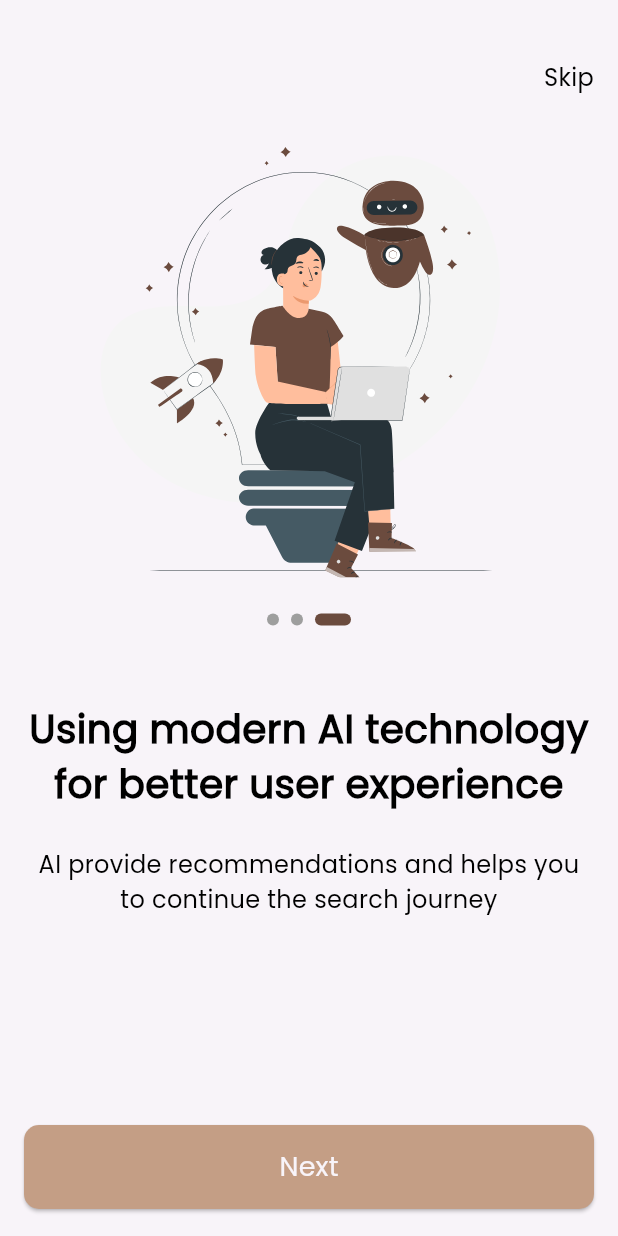
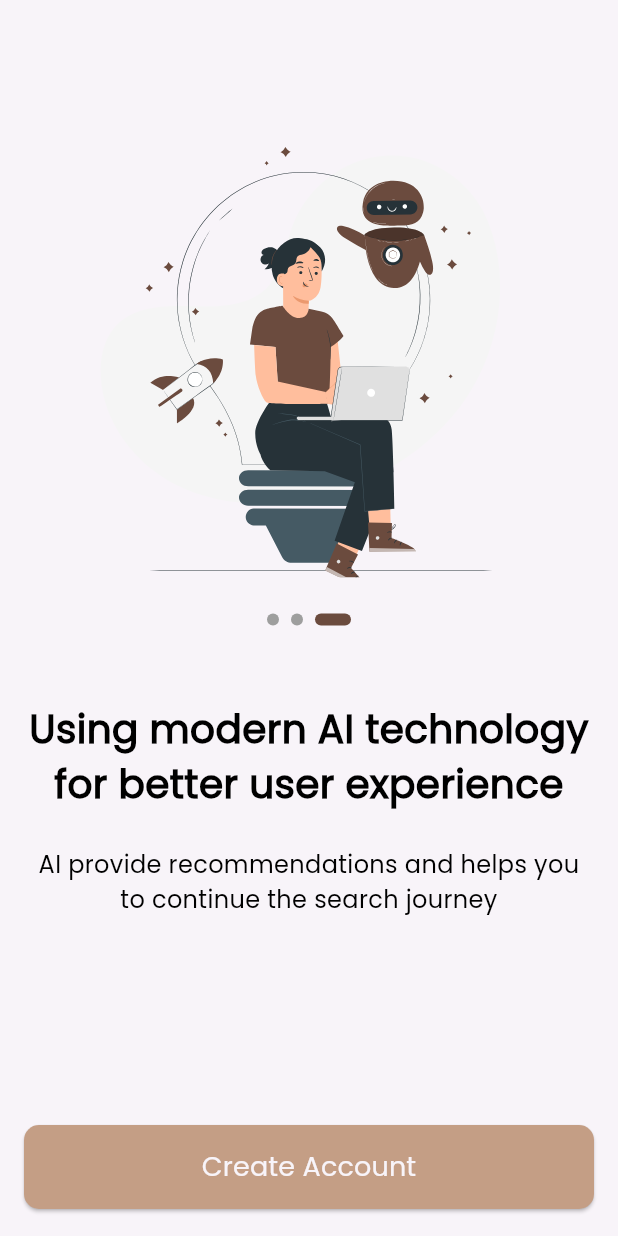
Before and after one commit to AhmedOmran22/Dalel_App, a Flutter app: the screen it shows after launch, swiped to page 3, on a phone screen of 412 x 824 dp. Run offline on Flutter 3.47's test engine with Material 3 defaults, Android fonts, the phone set to English and light mode, and no system bars; drawn by our look-alikes of smooth_page_indicator; our stand-ins replace flutter_svg, go_router.

Commit message:
on boarding view done

```diff
--- a/lib/core/routes/app_routes.dart
+++ b/lib/core/routes/app_routes.dart
@@ -1,4 +1,5 @@
 import 'package:dalel/core/routes/routes_name.dart';
+import 'package:dalel/features/auth/presentation/views/sign_up_view.dart';
 import 'package:dalel/features/home/presentation/views/home_view.dart';
 import 'package:dalel/features/on_boarding/presentation/views/on_boarding_view.dart';
 import 'package:dalel/features/splash/presentation/views/splash_view.dart';
@@ -24,6 +25,12 @@ final GoRouter router = GoRouter(
       builder: (BuildContext context, GoRouterState state) {
         return const OnBoardingView();
       },
+    ),
+    GoRoute(
+      path: RoutesName.signUp,
+      builder: (BuildContext context, GoRouterState state) {
+        return const SignUpView();
+      },
     )
   ],
 );
--- a/lib/core/routes/routes_name.dart
+++ b/lib/core/routes/routes_name.dart
@@ -2,4 +2,5 @@ abstract class RoutesName {
   static const String splashView = '/';
   static const String homeView = '/HomeView';
   static const String onBoarding = '/OnBoarding';
+  static const String signUp = '/SignUpView';
 }
--- a/lib/core/widgets/custom_button.dart
+++ b/lib/core/widgets/custom_button.dart
@@ -1,12 +1,19 @@
 import 'package:dalel/core/utils/app_colors.dart';
-import 'package:dalel/core/utils/app_strings.dart';
 import 'package:dalel/core/utils/app_text_styles.dart';
 import 'package:flutter/material.dart';
 
 class CustomButton extends StatelessWidget {
-  const CustomButton({super.key, this.color, required this.text});
-  final Color? color;
+  const CustomButton({
+    super.key,
+    this.backGroundColor,
+    required this.text,
+    this.onPressed,
+  });
+
+  final Color? backGroundColor;
   final String text;
+  final VoidCallback? onPressed;
+
   @override
   Widget build(BuildContext context) {
     return SizedBox(
@@ -17,11 +24,11 @@ class CustomButton extends StatelessWidget {
           shape: RoundedRectangleBorder(
             borderRadius: BorderRadius.circular(10),
           ),
-          backgroundColor: color ?? AppColors.primaryColor,
+          backgroundColor: backGroundColor ?? AppColors.primaryColor,
         ),
-        onPressed: () {},
-        child: const Text(
-          AppStrings.next,
+        onPressed: onPressed,
+        child: Text(
+          text,
           style: AppTextStyles.poppins500Style18,
         ),
       ),
--- a/lib/features/on_boarding/presentation/views/on_boarding_view.dart
+++ b/lib/features/on_boarding/presentation/views/on_boarding_view.dart
@@ -1,28 +1,72 @@
+import 'package:dalel/core/routes/routes_name.dart';
 import 'package:dalel/core/utils/app_strings.dart';
 import 'package:dalel/core/widgets/custom_button.dart';
+import 'package:dalel/features/on_boarding/data/models/on_boarding_model.dart';
 import 'package:dalel/features/on_boarding/presentation/widgets/on_boarding_view_body.dart';
 import 'package:dalel/features/on_boarding/presentation/widgets/skip_text.dart';
 import 'package:flutter/material.dart';
+import 'package:go_router/go_router.dart';
 
-class OnBoardingView extends StatelessWidget {
+class OnBoardingView extends StatefulWidget {
   const OnBoardingView({super.key});
 
   @override
+  State<OnBoardingView> createState() => _OnBoardingViewState();
+}
+
+class _OnBoardingViewState extends State<OnBoardingView> {
+  final PageController pageController = PageController(initialPage: 0);
+  int currentIndex = 0;
+
+  @override
+  void dispose() {
+    pageController.dispose();
+    super.dispose();
+  }
+
+  @override
   Widget build(BuildContext context) {
-    return const SafeArea(
+    return SafeArea(
       child: Scaffold(
         body: Padding(
-          padding: EdgeInsets.symmetric(horizontal: 16),
+          padding: const EdgeInsets.symmetric(horizontal: 16),
           child: Column(
             crossAxisAlignment: CrossAxisAlignment.end,
             children: [
-              SizedBox(height: 40),
-              SkipText(),
-              SizedBox(height: 32),
-              Expanded(child: OnBoardingViewBody()),
-              SizedBox(height: 88),
-              CustomButton(text: AppStrings.next),
-              SizedBox(height: 18),
+              const SizedBox(height: 40),
+              Opacity(
+                opacity: currentIndex == onBoardingData.length - 1 ? 0 : 1,
+                child: const SkipText(),
+              ),
+              const SizedBox(height: 32),
+              Expanded(
+                child: OnBoardingViewBody(
+                  onPageChanged: (index) {
+                    setState(() {
+                      currentIndex = index;
+                    });
+                  },
+                  pageController: pageController,
+                ),
+              ),
+              const SizedBox(height: 88),
+              currentIndex == onBoardingData.length - 1
+                  ? CustomButton(
+                      text: 'Create Account',
+                      onPressed: () {
+                        GoRouter.of(context).push(RoutesName.signUp);
+                      },
+                    )
+                  : CustomButton(
+                      text: AppStrings.next,
+                      onPressed: () {
+                        pageController.nextPage(
+                          duration: const Duration(milliseconds: 300),
+                          curve: Curves.bounceIn,
+                        );
+                      },
+                    ),
+              const SizedBox(height: 18),
             ],
           ),
         ),
--- a/lib/features/on_boarding/presentation/widgets/on_boarding_view_body.dart
+++ b/lib/features/on_boarding/presentation/widgets/on_boarding_view_body.dart
@@ -4,24 +4,16 @@ import 'package:dalel/features/on_boarding/presentation/widgets/custom_smooth_pa
 import 'package:flutter/material.dart';
 import 'package:flutter_svg/svg.dart';
 
-class OnBoardingViewBody extends StatefulWidget {
-  const OnBoardingViewBody({super.key});
-
-  @override
-  State<OnBoardingViewBody> createState() => _OnBoardingViewBodyState();
-}
-
-class _OnBoardingViewBodyState extends State<OnBoardingViewBody> {
-  final PageController pageController = PageController();
-  @override
-  void dispose() {
-    pageController.dispose();
-    super.dispose();
-  }
+class OnBoardingViewBody extends StatelessWidget {
+  final PageController pageController;
+  final void Function(int)? onPageChanged;
+  const OnBoardingViewBody(
+      {super.key, required this.pageController, this.onPageChanged});
 
   @override
   Widget build(BuildContext context) {
     return PageView.builder(
+      onPageChanged: onPageChanged,
       controller: pageController,
       scrollDirection: Axis.horizontal,
       itemCount: onBoardingData.length,
--- a/lib/features/on_boarding/presentation/widgets/skip_text.dart
+++ b/lib/features/on_boarding/presentation/widgets/skip_text.dart
@@ -1,7 +1,10 @@
+import 'package:dalel/core/routes/routes_name.dart';
 import 'package:flutter/material.dart';
+import 'package:go_router/go_router.dart';
 
 import '../../../../core/utils/app_strings.dart';
 import '../../../../core/utils/app_text_styles.dart';
+
 class SkipText extends StatelessWidget {
   const SkipText({
     super.key,
@@ -9,11 +12,16 @@ class SkipText extends StatelessWidget {
 
   @override
   Widget build(BuildContext context) {
-    return Text(
-      AppStrings.skip,
-      style: AppTextStyles.poppins500Style18.copyWith(
-        color: Colors.black,
-        fontSize: 16,
+    return GestureDetector(
+      onTap: () {
+        GoRouter.of(context).push(RoutesName.signUp);
+      },
+      child: Text(
+        AppStrings.skip,
+        style: AppTextStyles.poppins500Style18.copyWith(
+          color: Colors.black,
+          fontSize: 16,
+        ),
       ),
     );
   }
```
Also changed, not shown: lib/features/auth/presentation/views/sign_in_view.dart (added, +10 -0 lines), lib/features/auth/presentation/views/sign_up_view.dart (added, +9 -0 lines).
